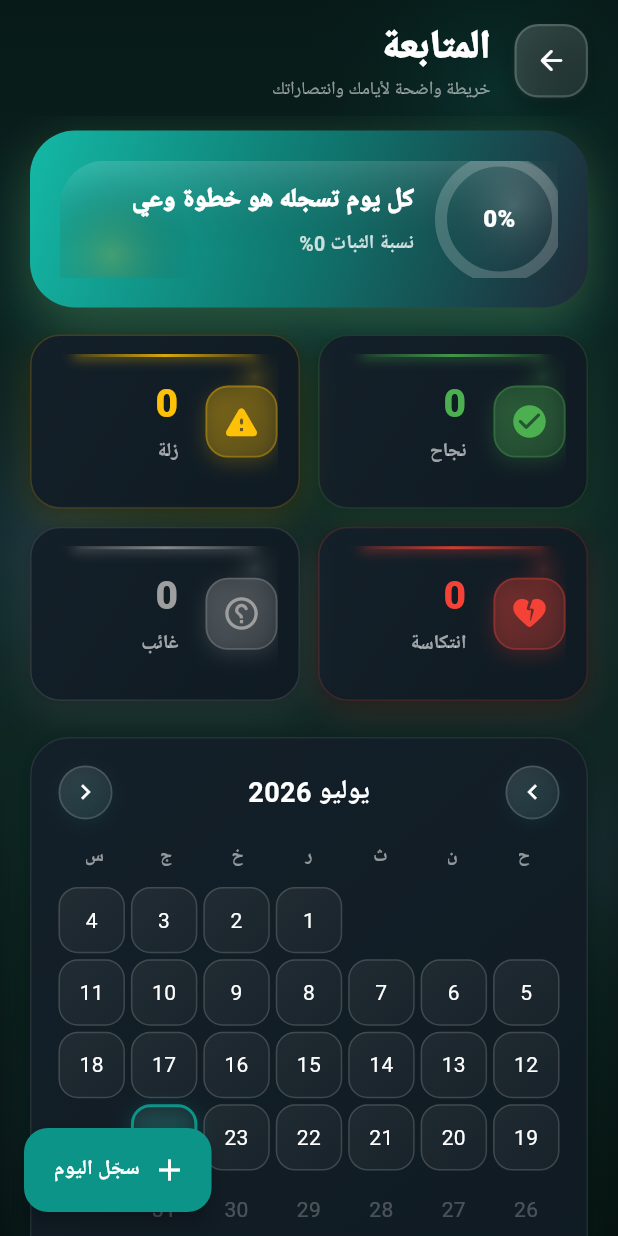
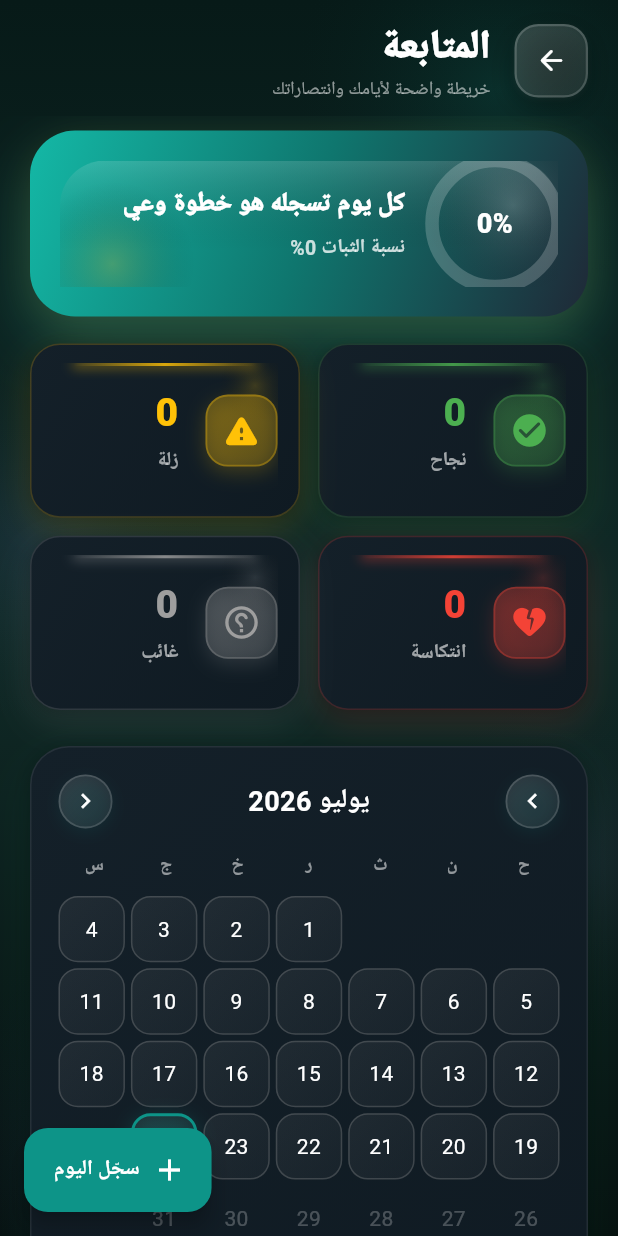
Before and after one commit to yusfkarim994-del/ta3ayusf11, a Flutter app: the TrackingScreen screen opened directly, on a phone screen of 412 x 824 dp. Run offline on Flutter 3.47's test engine with Material 3 defaults, Android fonts, the phone set to English and light mode, and no system bars; our stand-ins replace audioplayers, cached_network_image, cloud_firestore, dio, file_picker, firebase_auth and 12 more; missing offline and left inert: dart:html, dart:ui_web, flutter_inappwebview, flutter_pdfview, record, translator and 1 more; accounts and stored records are empty; Roboto replaces fonts that are missing (Cairo); project files that could hold a hidden picture were left out.

Commit message:
fix: stability rate circle now shows correct percentage
- Changed rate calculation to exclude unknown days (only count recorded days)
- Added clamp(0.0, 1.0) to prevent invalid values
- Increased circle size: 78->84, strokeWidth: 8->9, font: 16->18
- When all recorded days are success, circle now shows 100% fully filled

```diff
--- a/lib/screens/tracking_screen.dart
+++ b/lib/screens/tracking_screen.dart
@@ -320,9 +320,14 @@ class _TrackingScreenState extends State<TrackingScreen>
         final success = trackingService.getSuccessCount();
         final slips = trackingService.getSlipCount();
         final relapses = trackingService.getRelapseCount();
-        final total =
-            success + slips + relapses + trackingService.getUnknownCount();
-        final rate = total == 0 ? 0.0 : success / total;
+        final unknown = trackingService.getUnknownCount();
+        final total = success + slips + relapses + unknown;
+        // Stability rate: success days / total recorded days
+        // Only count days that were actually recorded (exclude unknown)
+        final recordedTotal = success + slips + relapses;
+        final rate = recordedTotal == 0
+            ? 0.0
+            : (success / recordedTotal).clamp(0.0, 1.0);
         final title = lang.currentLanguage == AppLanguage.arabic
             ? 'كل يوم تسجله هو خطوة وعي'
             : lang.currentLanguage == AppLanguage.kurdish
@@ -429,14 +434,14 @@ class _TrackingScreenState extends State<TrackingScreen>
               Row(
                 children: [
                   SizedBox(
-                    width: 78,
-                    height: 78,
+                    width: 84,
+                    height: 84,
                     child: Stack(
                       fit: StackFit.expand,
                       children: [
                         CircularProgressIndicator(
                           value: rate,
-                          strokeWidth: 8,
+                          strokeWidth: 9,
                           backgroundColor: Colors.white.withOpacity(0.20),
                           valueColor:
                               const AlwaysStoppedAnimation<Color>(Colors.white),
@@ -445,7 +450,7 @@ class _TrackingScreenState extends State<TrackingScreen>
                           child: Text(
                             '${(rate * 100).toInt()}%',
                             style: lang.getTextStyle(
-                              fontSize: 16,
+                              fontSize: 18,
                               fontWeight: FontWeight.w900,
                               color: Colors.white,
                             ),
```
